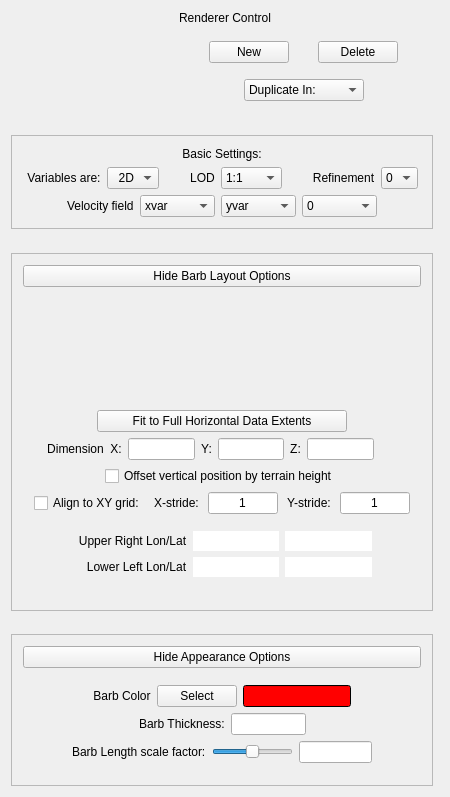
First picture: the form in apps/vaporgui/guis/ui/arrow.ui, repository yyr/vapor, before the edit.
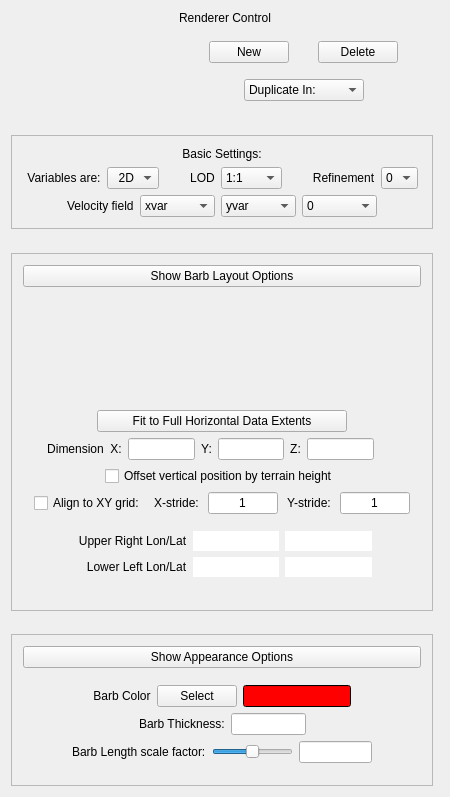
Second picture: the form after the edit. Custom widgets are drawn as their Qt base class.

Commit message: Make barbs hide by default

Diff of the .ui file:
```diff
--- a/apps/vaporgui/guis/ui/arrow.ui
+++ b/apps/vaporgui/guis/ui/arrow.ui
@@ -598,7 +598,7 @@
              <string>Show or Hide the options relating to barb layout</string>
             </property>
             <property name="text">
-             <string>Hide Barb Layout Options</string>
+             <string>Show Barb Layout Options</string>
             </property>
            </widget>
           </item>
@@ -1192,7 +1192,7 @@
              <string>Click to toggle the display of appearance options</string>
             </property>
             <property name="text">
-             <string>Hide Appearance Options</string>
+             <string>Show Appearance Options</string>
             </property>
            </widget>
           </item>
```
The commit also changes 1 other file.
